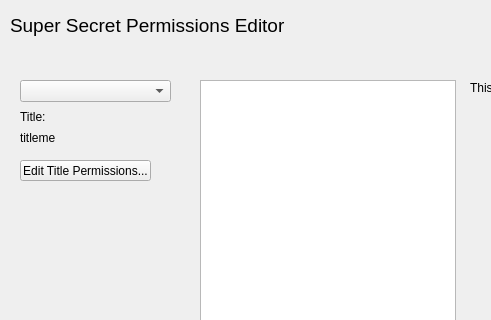
Before: the Qt Designer form LAWRENTIAN/LuD/permissionswidget.ui in pyridine/LAWRENTIAN, drawn with Qt 5; both pictures show x 0 to 491 and y 0 to 320 of the 744 by 414 pixel window.
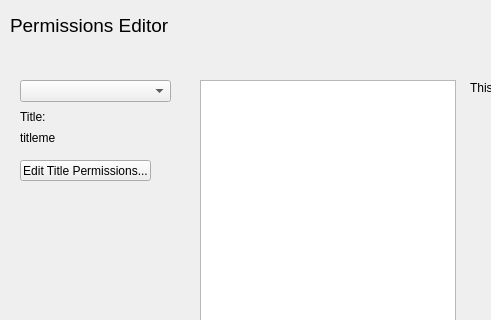
After: the same form once the commit is applied.

```diff
--- a/LAWRENTIAN/LuD/permissionswidget.ui
+++ b/LAWRENTIAN/LuD/permissionswidget.ui
@@ -23,7 +23,7 @@
     </rect>
    </property>
    <property name="text">
-    <string>&lt;html&gt;&lt;head/&gt;&lt;body&gt;&lt;p&gt;&lt;span style=&quot; font-size:14pt;&quot;&gt;Super Secret Permissions Editor&lt;/span&gt;&lt;/p&gt;&lt;/body&gt;&lt;/html&gt;</string>
+    <string>&lt;html&gt;&lt;head/&gt;&lt;body&gt;&lt;p&gt;&lt;span style=&quot; font-size:14pt;&quot;&gt;Permissions Editor&lt;/span&gt;&lt;/p&gt;&lt;/body&gt;&lt;/html&gt;</string>
    </property>
   </widget>
   <widget class="QLabel" name="permissiondescription">
```
